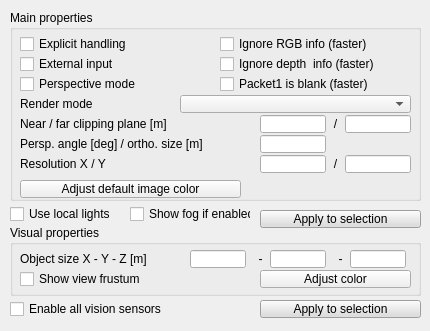
Qt form ui/qdlgvisionsensors.ui (CoppeliaRobotics/coppeliaSimLib) before a commit.
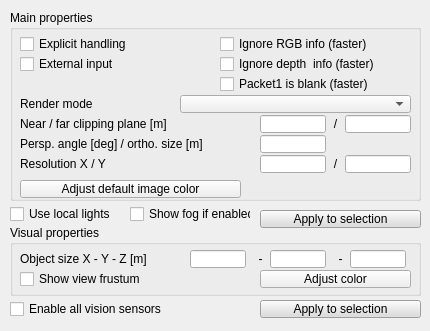
The same form after that commit.

Patch:
```diff
--- a/ui/qdlgvisionsensors.ui
+++ b/ui/qdlgvisionsensors.ui
@@ -79,22 +79,6 @@
      <string>External input</string>
     </property>
    </widget>
-   <widget class="QCheckBox" name="qqPerspective">
-    <property name="geometry">
-     <rect>
-      <x>10</x>
-      <y>65</y>
-      <width>201</width>
-      <height>18</height>
-     </rect>
-    </property>
-    <property name="focusPolicy">
-     <enum>Qt::StrongFocus</enum>
-    </property>
-    <property name="text">
-     <string>Perspective mode</string>
-    </property>
-   </widget>
    <widget class="QLabel" name="label">
     <property name="geometry">
      <rect>
```
Left out of the diff: 1 changed line with no effect on the pictures.
